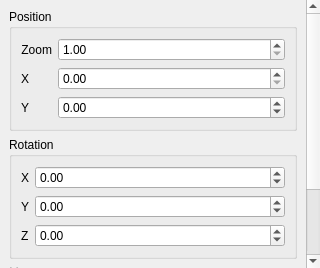
Qt form ui/earthsettings.ui (ivantaran/satviewer) before a commit.
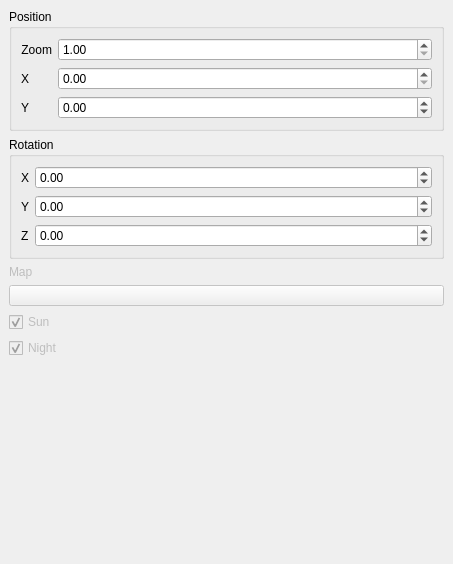
The same form after that commit.

```diff
--- a/ui/earthsettings.ui
+++ b/ui/earthsettings.ui
@@ -9,8 +9,8 @@
    <rect>
     <x>0</x>
     <y>0</y>
-    <width>320</width>
-    <height>268</height>
+    <width>453</width>
+    <height>564</height>
    </rect>
   </property>
   <property name="windowTitle">
@@ -41,9 +41,9 @@
       <property name="geometry">
        <rect>
         <x>0</x>
-        <y>-74</y>
-        <width>304</width>
-        <height>342</height>
+        <y>0</y>
+        <width>425</width>
+        <height>775</height>
        </rect>
       </property>
       <layout class="QVBoxLayout" name="verticalLayout">
```
Left out of the diff: 11 changed lines with no effect on the pictures.
